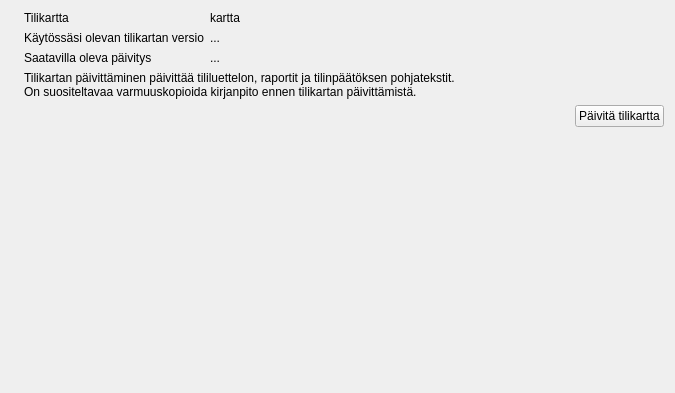
Above: kitsas/maaritys/tilikarttapaivitys.ui from artoh/kitupiikki before the change. Below: the same form after it.
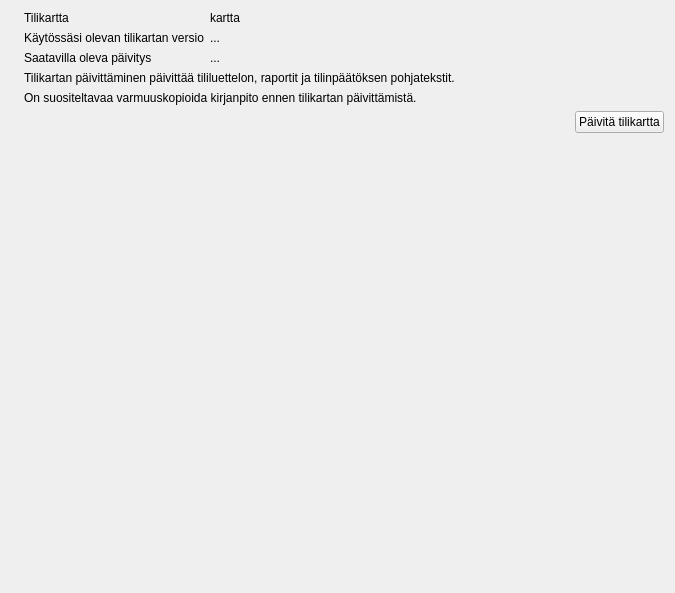
That is the form after the change. Icons and pictures are not drawn.

Diff of the .ui file:
```diff
--- a/kitsas/maaritys/tilikarttapaivitys.ui
+++ b/kitsas/maaritys/tilikarttapaivitys.ui
@@ -7,7 +7,7 @@
     <x>0</x>
     <y>0</y>
     <width>675</width>
-    <height>393</height>
+    <height>593</height>
    </rect>
   </property>
   <property name="windowTitle">
@@ -78,8 +78,17 @@
      <item>
       <widget class="QLabel" name="label_4">
        <property name="text">
-        <string>Tilikartan päivittäminen päivittää tililuettelon, raportit ja tilinpäätöksen pohjatekstit.
-On suositeltavaa varmuuskopioida kirjanpito ennen tilikartan päivittämistä.</string>
+        <string>Tilikartan päivittäminen päivittää tililuettelon, raportit ja tilinpäätöksen pohjatekstit.</string>
+       </property>
+       <property name="wordWrap">
+        <bool>true</bool>
+       </property>
+      </widget>
+     </item>
+     <item>
+      <widget class="QLabel" name="varmuusLabel">
+       <property name="text">
+        <string>On suositeltavaa varmuuskopioida kirjanpito ennen tilikartan päivittämistä.</string>
        </property>
        <property name="wordWrap">
         <bool>true</bool>
```
